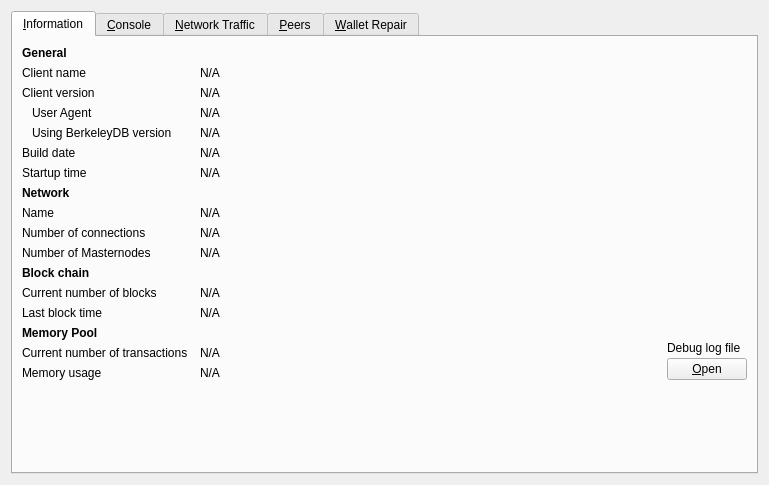
The window that src/qt/forms/debugwindow.ui (ZoZoCoin/ZoZo-blockchain) describes before a commit, drawn with Qt 5.
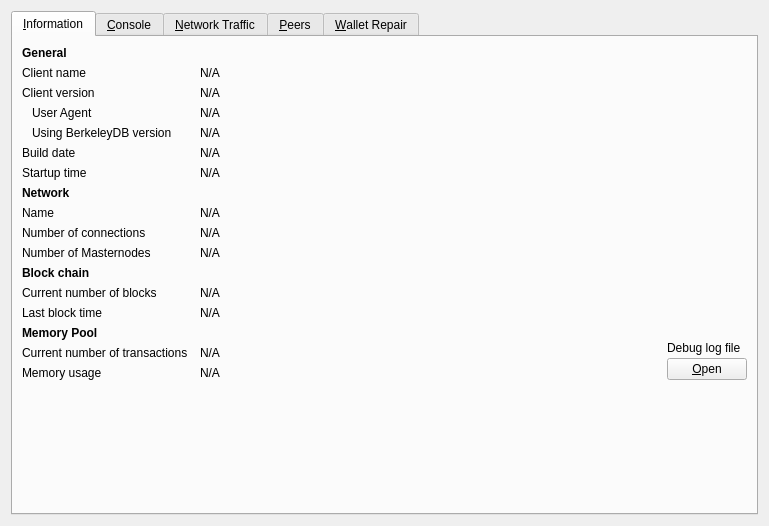
The same window after the commit. Icons and pictures are not drawn. Custom widgets are drawn as their Qt base class.

What changed in the file:
```diff
--- a/src/qt/forms/debugwindow.ui
+++ b/src/qt/forms/debugwindow.ui
@@ -7,7 +7,7 @@
     <x>0</x>
     <y>0</y>
     <width>769</width>
-    <height>485</height>
+    <height>526</height>
    </rect>
   </property>
   <property name="windowTitle">
```
Left out of the diff: 6 changed lines with no effect on the pictures. Lines whose indentation alone changed are shown as unchanged.
